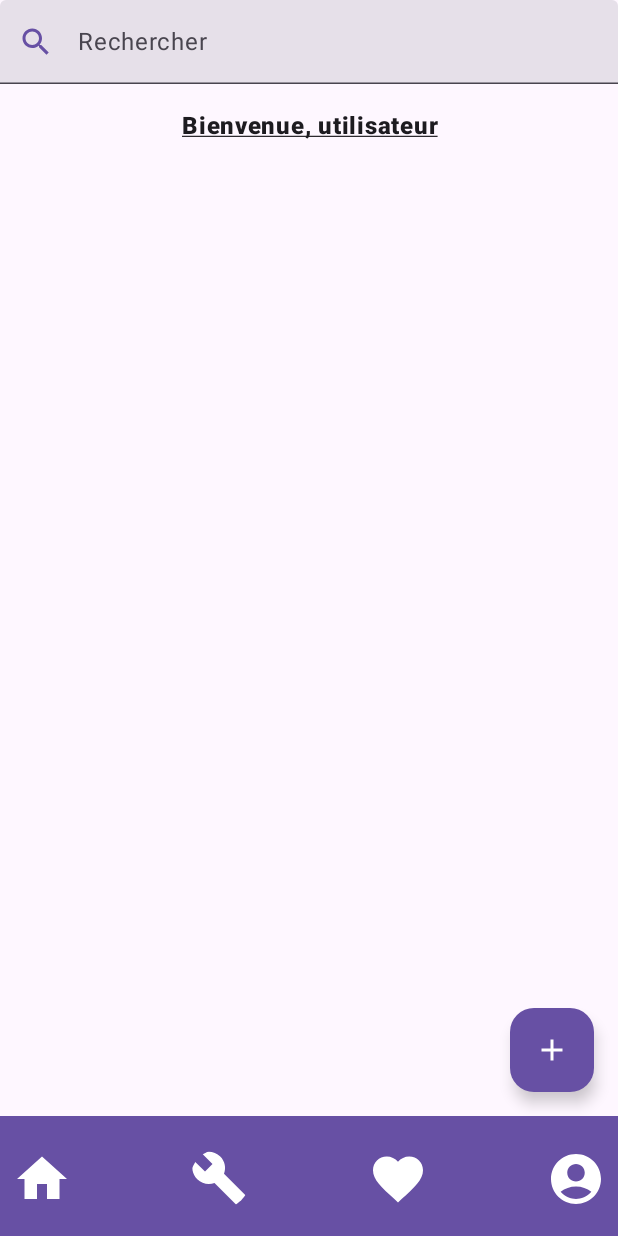
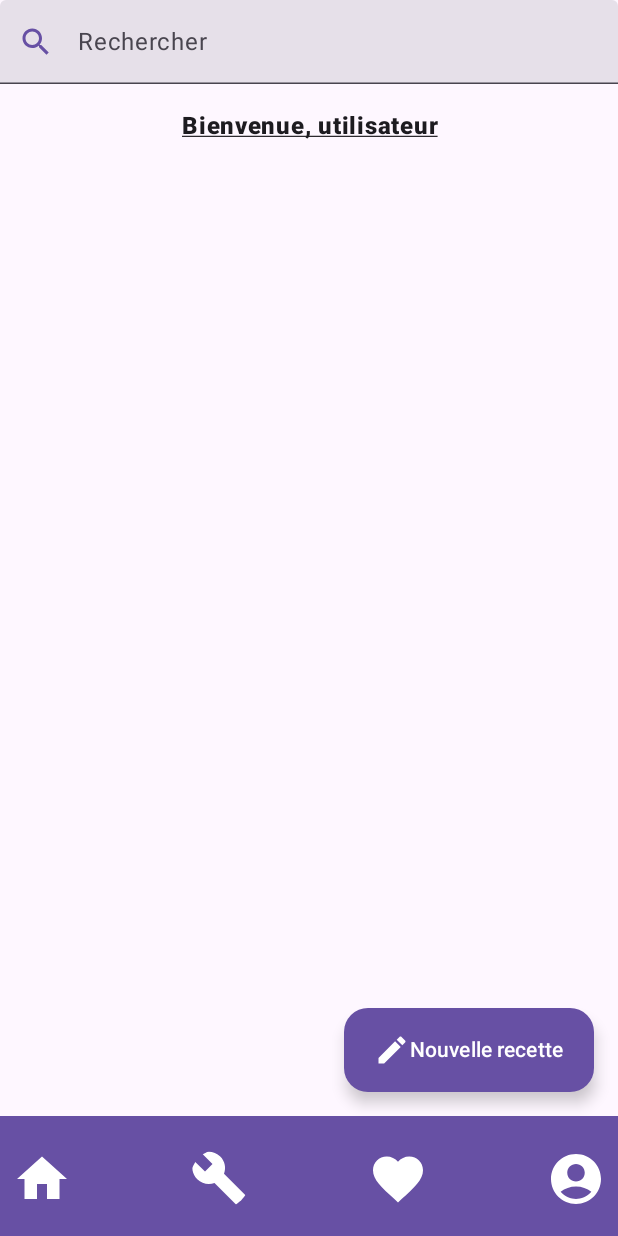
Before and after one commit to CedricSanchezGithub/Bagueton_Client, an Android app built with Jetpack Compose: the ListRecipeScreen screen opened through its navigation route, on a phone screen of 412 x 824 dp. Run offline under Robolectric (Android 15) with nearby library versions, the phone set to English and light mode, and no system bars; network calls fail; pictures from the network do not load.

Commit message:
divers maj

```diff
--- a/app/src/main/java/com/example/bagueton_v1/ui/BaguetonViewModel.kt
+++ b/app/src/main/java/com/example/bagueton_v1/ui/BaguetonViewModel.kt
@@ -27,6 +27,9 @@ class BaguetonViewModel : ViewModel() {
     var stepsRecipe =  mutableStateOf("")
     var ingredientsRecipe =  mutableStateOf("")
     var snackBarValue = mutableStateOf(false)
+
+
+
 
 
     // Fonction pour créer une nouvelle recette. Gère l'opération de manière asynchrone à l'aide de coroutines.
--- a/app/src/main/java/com/example/bagueton_v1/ui/model/RecipeAPI.kt
+++ b/app/src/main/java/com/example/bagueton_v1/ui/model/RecipeAPI.kt
@@ -34,7 +34,7 @@ object RecipeAPI {
     val MEDIA_TYPE_JSON = "application/json; charset=utf-8".toMediaType()
     val gson = Gson()
     val client = OkHttpClient()
-    private const val URL_SERVER = "http://192.168.1.26:8081/bagueton"
+    private const val URL_SERVER = "http://192.168.1.50:8081/bagueton"
     // http://localhost:8080 http://90.51.140.217:8081/bagueton
 
 
--- a/app/src/main/java/com/example/bagueton_v1/ui/ui/Components.kt
+++ b/app/src/main/java/com/example/bagueton_v1/ui/ui/Components.kt
@@ -1,6 +1,7 @@
 package com.example.bagueton_v1.ui.ui
 
 import androidx.compose.foundation.Image
+import androidx.compose.foundation.border
 import androidx.compose.foundation.layout.Box
 import androidx.compose.foundation.layout.Column
 import androidx.compose.foundation.layout.Row
@@ -39,6 +40,7 @@ import androidx.compose.ui.layout.ContentScale
 import androidx.compose.ui.platform.LocalConfiguration
 import androidx.compose.ui.text.TextStyle
 import androidx.compose.ui.text.font.FontWeight
+import androidx.compose.ui.text.input.VisualTransformation
 import androidx.compose.ui.text.style.TextAlign
 import androidx.compose.ui.text.style.TextDecoration
 import androidx.compose.ui.tooling.preview.Preview
@@ -85,8 +87,8 @@ fun SearchBar(modifier: Modifier = Modifier, baguetonViewModel: BaguetonViewMode
                     .fillMaxWidth()
                     .heightIn(min = 56.dp)
             )
+        if (welcomeMessage != null) {
         Spacer(modifier = Modifier.height(16.dp))
-        if (welcomeMessage != null) {
             Text(text = welcomeMessage,
                 fontWeight = FontWeight(800),
                 textDecoration = TextDecoration.Underline,
@@ -100,7 +102,6 @@ fun SearchBar(modifier: Modifier = Modifier, baguetonViewModel: BaguetonViewMode
 @Composable
 fun MyBottomAppBar(navHostController: NavHostController? = null) {
     BottomAppBar(
-        // Personnalisez l'apparence de votre BottomAppBar ici
         containerColor = MaterialTheme.colorScheme.primary,
         contentColor = MaterialTheme.colorScheme.onPrimary,
 
--- a/app/src/main/java/com/example/bagueton_v1/ui/ui/screens/CreateRecipeScreen.kt
+++ b/app/src/main/java/com/example/bagueton_v1/ui/ui/screens/CreateRecipeScreen.kt
@@ -54,7 +54,7 @@ fun CreateRecipeScreen(
         Column(horizontalAlignment = Alignment.CenterHorizontally,
             modifier = Modifier.padding(innerPadding)) {
             Spacer(modifier = Modifier.height(16.dp))
-            Text(text = "Laissez vous guider")
+            Text(text = "Nouvelle recette")
             Spacer(modifier = Modifier.height(16.dp))
 
             OutlinedTextField(
@@ -110,7 +110,9 @@ fun CreateRecipeScreen(
             ) {
                 Text(text = "Créer ma recette")
             }
-            Text(text = "* Cela permet un meilleur affiage de la recette. \nUne virgule = un saut de ligne.")
+            Spacer(modifier = Modifier.height(32.dp))
+
+            Text(text = "* Permet un meilleur affichage de la recette. \nUne virgule = un saut de ligne.")
             if (baguetonViewModel.snackBarValue.value){
                 ConfirmationSnackbar(snackbarHostState = snackbarHostState, scope = scope, message = "Recette ajoutée avec succès !", BaguetonViewModel())
             }
--- a/app/src/main/java/com/example/bagueton_v1/ui/ui/screens/ListRecipeScreen.kt
+++ b/app/src/main/java/com/example/bagueton_v1/ui/ui/screens/ListRecipeScreen.kt
@@ -11,12 +11,15 @@ import androidx.compose.foundation.layout.Row
 import androidx.compose.foundation.layout.Spacer
 import androidx.compose.foundation.layout.fillMaxSize
 import androidx.compose.foundation.layout.fillMaxWidth
+import androidx.compose.foundation.layout.height
 import androidx.compose.foundation.layout.padding
 import androidx.compose.foundation.layout.size
 import androidx.compose.foundation.lazy.LazyColumn
 import androidx.compose.foundation.shape.RoundedCornerShape
 import androidx.compose.material.icons.Icons
 import androidx.compose.material.icons.filled.Add
+import androidx.compose.material.icons.filled.Edit
+import androidx.compose.material3.ExtendedFloatingActionButton
 import androidx.compose.material3.FloatingActionButton
 import androidx.compose.material3.Icon
 import androidx.compose.material3.MaterialTheme
@@ -56,11 +59,12 @@ fun ListRecipeScreen(navHostController: NavHostController? = null, baguetonViewM
             MyBottomAppBar(navHostController = navHostController)
         },
         floatingActionButton = {
-            FloatingActionButton(
+            ExtendedFloatingActionButton(
                 containerColor = MaterialTheme.colorScheme.primary,
                 onClick = {  navHostController?.navigate("createrecipescreen")  }) {
-                Icon(Icons.Default.Add, contentDescription = "Add",
-                    Modifier.background(MaterialTheme.colorScheme.primary))
+                (Icon(Icons.Filled.Edit, "Extended floating action button.",
+                    Modifier.background(MaterialTheme.colorScheme.primary)))
+                Text(text = "Nouvelle recette")
             }
         }
 
@@ -74,14 +78,14 @@ fun ListRecipeScreen(navHostController: NavHostController? = null, baguetonViewM
 
             Column (horizontalAlignment = Alignment.CenterHorizontally) {
                 Modifier.fillMaxWidth()
-                ImageGrid(recipes = baguetonViewModel.recipeList)
+                ImageGrid(recipes = baguetonViewModel.recipeList, navHostController)
             }
         }
     }
 }
 
 @Composable
-fun ImageGrid(recipes: List<RecipeBean>) {
+fun ImageGrid(recipes: List<RecipeBean>, navHostController: NavHostController?) {
     // Création d'une liste de sous-listes, chaque sous-liste pouvant contenir jusqu'à deux éléments
     val chunkedRecipes = recipes.chunked(2)
 
@@ -106,7 +110,8 @@ fun ImageGrid(recipes: List<RecipeBean>) {
                             painter = rememberAsyncImagePainter(recipe.image),
                             contentDescription = "Image for ${recipe.title}",
                             modifier = Modifier
-                                .fillMaxSize().clickable {  },
+                                .fillMaxSize()
+                                .clickable { run { navHostController?.navigate("RecipeScreen/${recipe.id_recipe}") } },
                             contentScale = ContentScale.Crop
                         )
                         Box(
--- a/app/src/main/java/com/example/bagueton_v1/ui/ui/screens/PrivacyPolicyScreen.kt
+++ b/app/src/main/java/com/example/bagueton_v1/ui/ui/screens/PrivacyPolicyScreen.kt
@@ -76,7 +76,7 @@ fun PrivacyPolicyScreen(navHostController : NavHostController? = null) {
                 Spacer(modifier = Modifier.height(16.dp))
 
                 SectionTitle("Contact")
-                sectionBody("Pour toute question concernant cette politique ou vos données personnelles, n'hésitez pas à nous contacter à admin@bagueton.com.")
+                sectionBody("Pour toute question concernant cette politique ou vos données personnelles, n'hésitez pas à nous contacter à admin@lynxproject.fr.")
             }
         }
     }
```
Also changed, not shown: app/src/main/java/com/example/bagueton_v1/ui/ui/screens/RecipeScreen.kt (+68 -11 lines).
